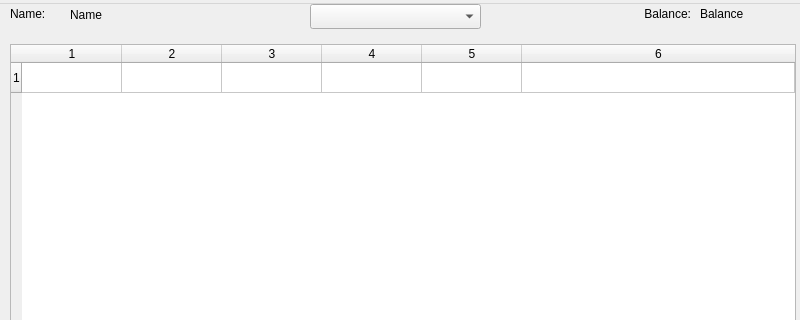
This is src/mainwindow.ui in XaviP/komunitin_lite_qt as Qt 5 draws it before an edit; both pictures show x 0 to 800 and y 0 to 320 of the 800 by 600 pixel window. The edited form follows.
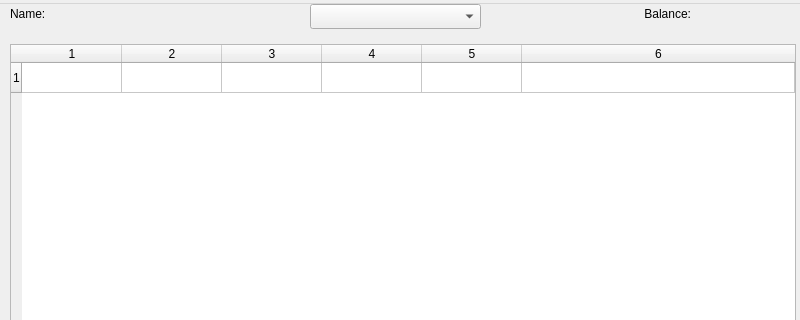
This is the edited form. Icons and pictures are not drawn.

The edit to the form file:
```diff
--- a/src/mainwindow.ui
+++ b/src/mainwindow.ui
@@ -88,7 +88,7 @@
      </rect>
     </property>
     <property name="text">
-     <string>Name</string>
+     <string/>
     </property>
    </widget>
    <widget class="QComboBox" name="accountComboBox">
@@ -127,7 +127,7 @@
      </rect>
     </property>
     <property name="text">
-     <string>Balance</string>
+     <string/>
     </property>
    </widget>
   </widget>
```
Left out of the diff: 21 changed lines with no effect on the pictures.
